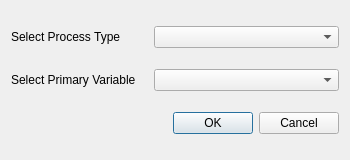
This is Applications/DataExplorer/DataView/NewProcess.ui in ufz/ogs as Qt 5 draws it before an edit. The edited form follows.
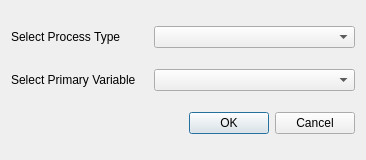
This is the edited form.

Patch:
```diff
--- a/Applications/DataExplorer/DataView/NewProcess.ui
+++ b/Applications/DataExplorer/DataView/NewProcess.ui
@@ -6,7 +6,7 @@
    <rect>
     <x>0</x>
     <y>0</y>
-    <width>350</width>
+    <width>366</width>
     <height>160</height>
    </rect>
   </property>
```
Left out of the diff: 5 changed lines with no effect on the pictures.
